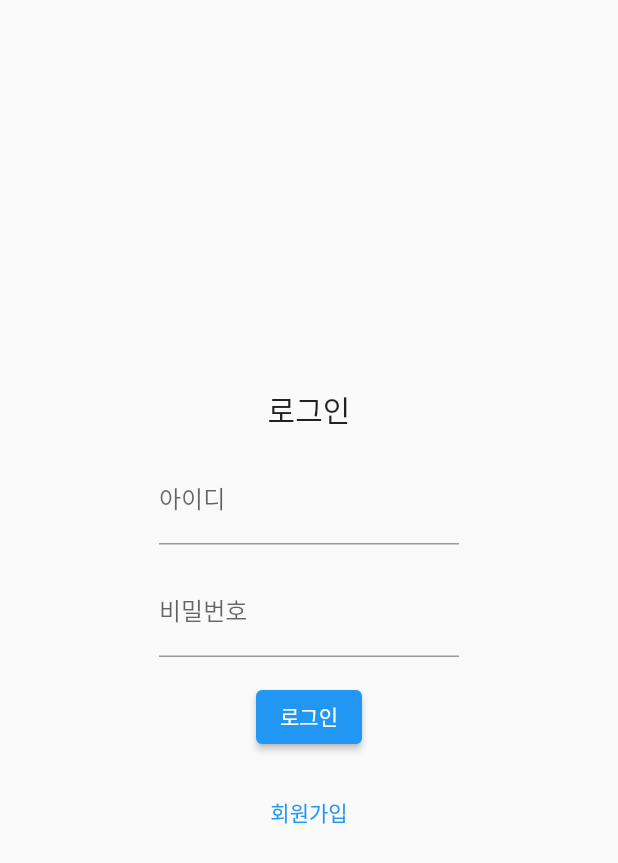
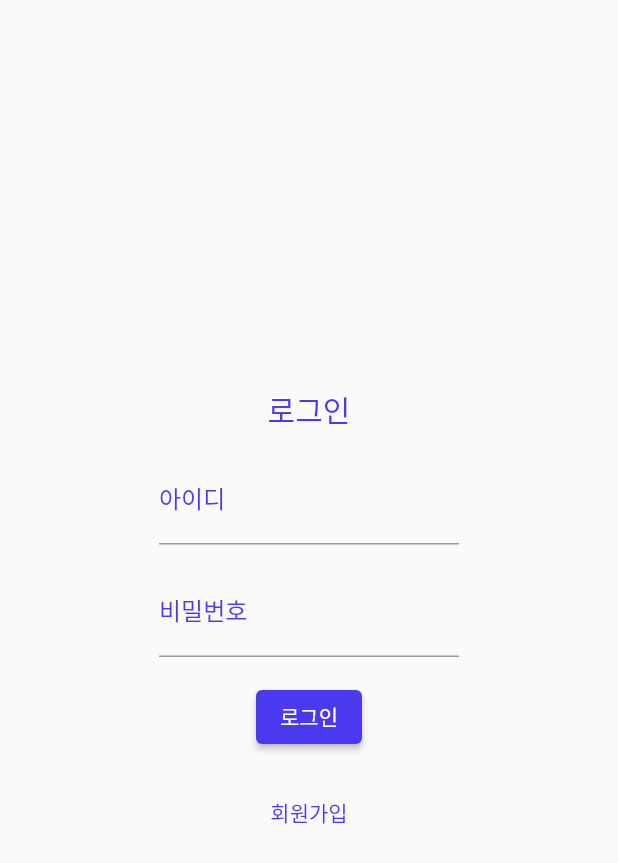
Before and after one commit to sb8919/travelplus_app, a Flutter app: the screen it shows after launch, after a tap on "시작하기", on a phone screen of 412 x 824 dp. Shown: the top 863 px of the screen. Run offline on Flutter 3.47's test engine with Material 2 defaults, Android fonts, the phone set to English and light mode, and no system bars; our stand-ins replace cached_network_image, dio, flutter_map, font_awesome_flutter, geolocator, latlong2; missing offline and left inert: mysql1; Roboto replaces fonts that are missing (JejuGothic).

Commit message:
로고, 로그인, 회원가입, 정보수정 디자인 변경 및 색상 변경

```diff
--- a/lib/login/login.dart
+++ b/lib/login/login.dart
@@ -22,6 +22,13 @@ class _LoginState extends State<Login> {
 
   // 데이터베이스에 로그인 정보를 확인하는 메서드
   Future<void> login(String id, String password) async {
+    if (id.isEmpty || password.isEmpty) {
+      setState(() {
+        showErrorDialog = true;
+      });
+      return;
+    }
+
     final settings = mysql.ConnectionSettings(
       host: 'orion.mokpo.ac.kr',
       port: 8381,
@@ -80,7 +87,6 @@ class _LoginState extends State<Login> {
     user_pw = passwordController.text;
 
     return Scaffold(
-
       body: Stack(
         children: [
           Center(
@@ -90,46 +96,63 @@ class _LoginState extends State<Login> {
                 children: <Widget>[
                   Text(
                     '로그인',
-                    style: TextStyle(fontSize: 20),
+                    style: TextStyle(
+                      fontSize: 20,
+                      color: Color(0xFF4B39EF), // 폰트 색상 변경
+                    ),
                   ),
                   SizedBox(height: 16),
-                  // 아이디 입력란
                   SizedBox(
                     width: 200,
-                    child: TextFormField(
+                    child: TextField(
                       controller: idController,
                       decoration: InputDecoration(
                         labelText: '아이디',
+                        labelStyle: TextStyle(
+                          color: Color(0xFF4B39EF), // 폰트 색상 변경
+                        ),
+                        focusedBorder: UnderlineInputBorder(
+                          borderSide: BorderSide(
+                            color: Color(0xFF4B39EF), // 밑줄 색상 변경
+                          ),
+                        ),
                       ),
                     ),
                   ),
                   SizedBox(height: 16),
-                  // 비밀번호 입력란
                   SizedBox(
                     width: 200,
-                    child: TextFormField(
+                    child: TextField(
                       controller: passwordController,
                       decoration: InputDecoration(
                         labelText: '비밀번호',
+                        labelStyle: TextStyle(
+                          color: Color(0xFF4B39EF), // 폰트 색상 변경
+                        ),
+                        focusedBorder: UnderlineInputBorder(
+                          borderSide: BorderSide(
+                            color: Color(0xFF4B39EF), // 밑줄 색상 변경
+                          ),
+                        ),
                       ),
                       obscureText: true,
                     ),
                   ),
                   SizedBox(height: 16),
-                  // 로그인 버튼
                   ElevatedButton(
                     onPressed: () {
                       String id = idController.text;
                       String password = passwordController.text;
                       login(id, password);
                     },
+                    style: ElevatedButton.styleFrom(
+                      primary: Color(0xFF4B39EF), // 로그인 버튼 색상 변경
+                    ),
                     child: Text('로그인'),
                   ),
                   SizedBox(height: 16),
-                  // 회원가입 버튼
                   TextButton(
                     onPressed: () {
-                      // 회원가입 버튼 동작
                       Navigator.push(
                         context,
                         MaterialPageRoute(
@@ -137,6 +160,9 @@ class _LoginState extends State<Login> {
                         ),
                       );
                     },
+                    style: TextButton.styleFrom(
+                      primary: Color(0xFF4B39EF), // 회원가입 폰트 색상 변경
+                    ),
                     child: Text('회원가입'),
                   ),
                 ],
@@ -149,12 +175,12 @@ class _LoginState extends State<Login> {
                 color: Color.fromRGBO(0, 0, 0, 0.5),
                 child: Center(
                   child: Container(
-                    width: 400, // 다이얼로그 박스의 가로 크기 조정
+                    width: 400,
                     height: 250,
                     child: AlertDialog(
                       title: Text('오류'),
                       content: Center(
-                        child: Text('아이디와 비밀번호가 다릅니다.'),
+                        child: Text('아이디와 비밀번호를 입력해주세요.'),
                       ),
                       actions: [
                         TextButton(
--- a/lib/logo/logo.dart
+++ b/lib/logo/logo.dart
@@ -48,7 +48,7 @@ class _LogoState extends State<Logo> with SingleTickerProviderStateMixin {
         children: [
           Positioned.fill(
             child: Container(
-              color: Colors.blue, // 배경 색상
+              color: Color(0xFF4B39EF), // 배경 색상 변경
             ),
           ),
           Center(
@@ -92,7 +92,7 @@ class _LogoState extends State<Logo> with SingleTickerProviderStateMixin {
                       );
                     },
                     style: ElevatedButton.styleFrom(
-                      primary: Colors.blue, // 버튼 배경 색상
+                      primary: Color(0xFF4B39EF), // 버튼 배경 색상 변경
                       onPrimary: Colors.white, // 텍스트 색상
                       onSurface: Colors.blueAccent, // 눌렸을 때의 색상
                       shape: RoundedRectangleBorder(
```
Also changed, not shown: lib/login/join.dart (+67 -16 lines), lib/screen/profile/profile_update.dart (+72 -20 lines).
